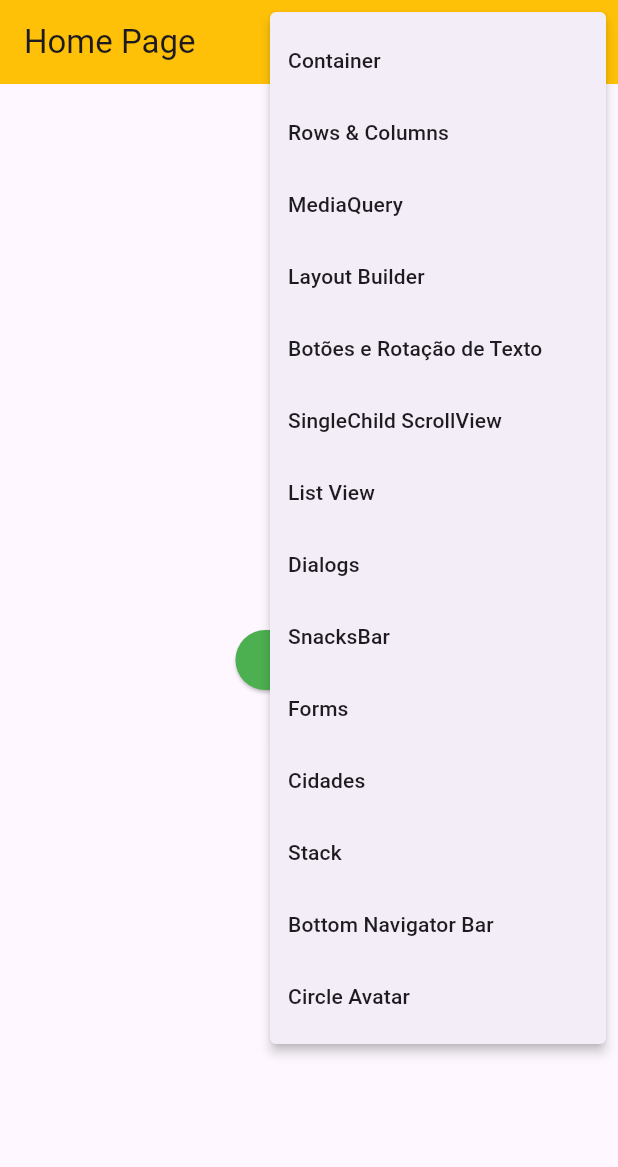
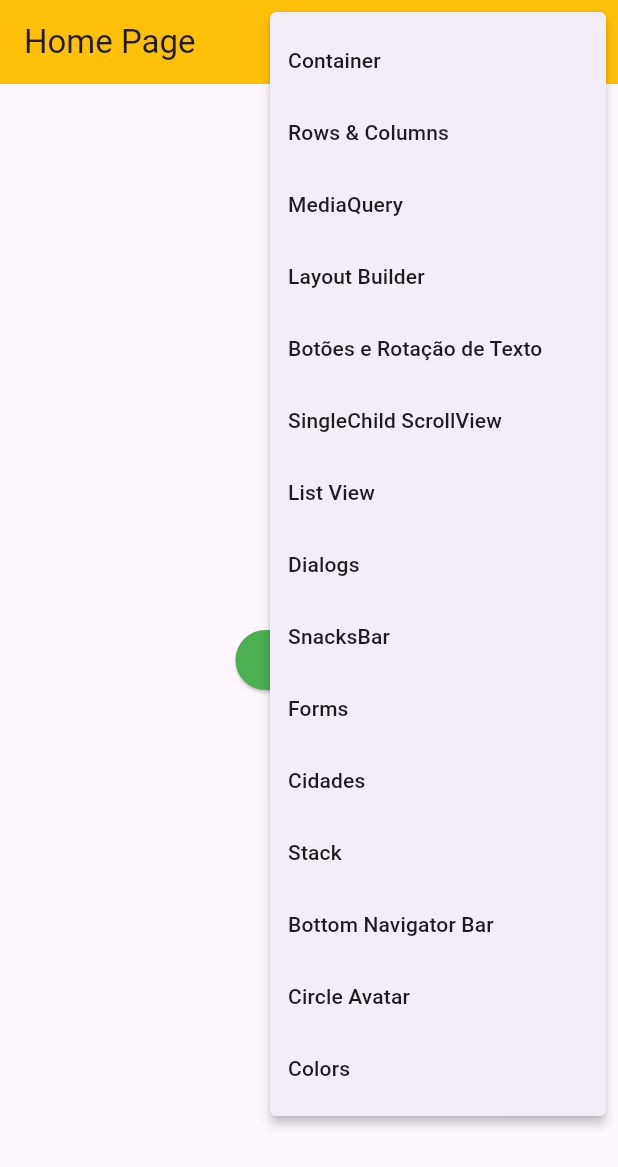
Before and after one commit to ErikVieiraFer/estudos, a Flutter app: the screen it shows after launch, after a tap on the "more vert" icon, on a phone screen of 412 x 824 dp. Shown: the top 1167 px of the screen. Run offline on Flutter 3.47's test engine with Material 3 defaults, Android fonts, the phone set to English and light mode, and no system bars.

Commit message:
diferentes abordagens de cores

```diff
--- a/lib/main.dart
+++ b/lib/main.dart
@@ -3,6 +3,7 @@ import 'package:flutter_maonamassa_navegacao/pages/botoes_rotacao_textp_page/bot
 import 'package:flutter_maonamassa_navegacao/pages/bottom_navigator_bar/bottom_navigator_bar.dart';
 import 'package:flutter_maonamassa_navegacao/pages/cidades/cidades_page.dart';
 import 'package:flutter_maonamassa_navegacao/pages/circlea_vatar/circle_avatar_page.dart';
+import 'package:flutter_maonamassa_navegacao/pages/colors/colors_page.dart';
 import 'package:flutter_maonamassa_navegacao/pages/dialogs/dialogs_page.dart';
 import 'package:flutter_maonamassa_navegacao/pages/forms/forms_page.dart';
 import 'package:flutter_maonamassa_navegacao/pages/layout_builder/layout_builder.dart';
@@ -55,6 +56,7 @@ class MyApp extends StatelessWidget {
         '/stack/stack_page': (_) => StackPage(),
         '/bottom_navigator_bar': (_) => BottomNavigatorBarPage(),
         '/circle_avatar': (_) => CircleAvatarPage(),
+        '/colors_page': (_) => ColorsPage(),
       },
     );
   }
--- a/lib/pages/home_page/home_page.dart
+++ b/lib/pages/home_page/home_page.dart
@@ -15,6 +15,7 @@ enum PopupMenuPages {
   stack_page,
   bottom_navigator,
   circle_avatar,
+  colors_page,
 }
 
 class HomePage extends StatelessWidget {
@@ -71,6 +72,9 @@ class HomePage extends StatelessWidget {
                   break;
                 case PopupMenuPages.circle_avatar:
                   Navigator.of(context).pushNamed('/circle_avatar');
+                  break;
+                case PopupMenuPages.colors_page:
+                  Navigator.of(context).pushNamed('/colors_page');
                   break;
               }
             },
@@ -132,6 +136,10 @@ class HomePage extends StatelessWidget {
                   value: PopupMenuPages.circle_avatar,
                   child: Text('Circle Avatar'),
                 ),
+                PopupMenuItem<PopupMenuPages>(
+                  value: PopupMenuPages.colors_page,
+                  child: Text('Colors'),
+                ),
               ];
             },
           )
```
Also changed, not shown: lib/pages/colors/colors_page.dart (added, +26 -0 lines), 4 other files.
